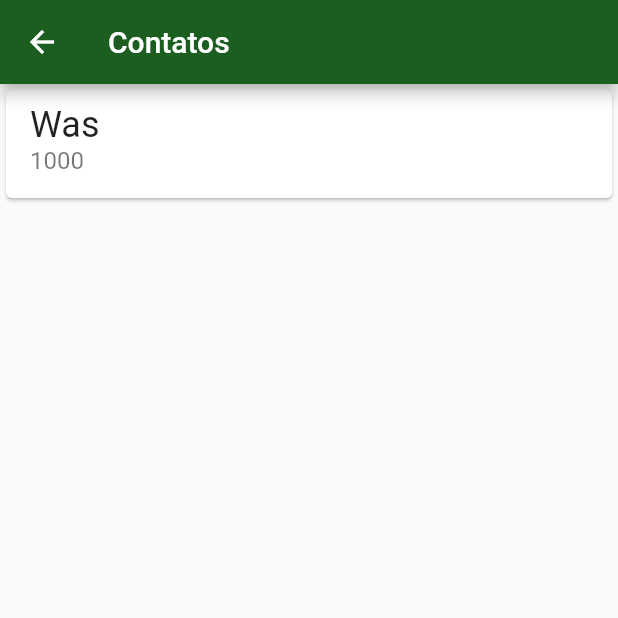
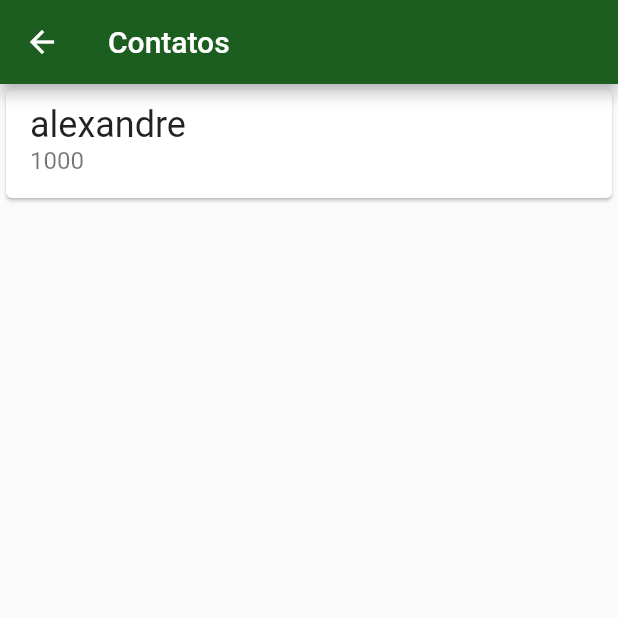
Before and after one commit to wasgithub/flutter_persistencia, a Flutter app: the ContactsList screen opened directly, on a phone screen of 412 x 824 dp, the top half of it. Run offline on Flutter 3.47's test engine with Material 2 defaults, Android fonts, the phone set to English and light mode, and no system bars; our stand-ins replace sqflite; accounts and stored records are empty.

Commit message:
feature: add states loading

```diff
--- a/lib/screens/contacts_list.dart
+++ b/lib/screens/contacts_list.dart
@@ -1,3 +1,5 @@
+import 'package:fluter_persistencia/database/app_database.dart';
+import 'package:fluter_persistencia/models/contact.dart';
 import 'package:fluter_persistencia/screens/contact_form.dart';
 import 'package:flutter/material.dart';
 
@@ -8,30 +10,72 @@ class ContactsList extends StatelessWidget {
         appBar: AppBar(
           title: Text('Contatos'),
         ),
-        body: ListView(
-          children: <Widget>[
-            Card(
-              child: ListTile(
-                title: Text(
-                  'Was',
-                  style: TextStyle(fontSize: 24),
-                ),
-                subtitle: Text(
-                  '1000',
-                  style: TextStyle(fontSize: 16),
-                ),
-              ),
-            )
-          ],
+        body: FutureBuilder(
+          future:
+              Future.delayed(Duration(seconds: 1)).then((value) => findAll()),
+          builder: (context, snapshot) {
+            switch (snapshot.connectionState) {
+              case ConnectionState.none:
+                break;
+              case ConnectionState.waiting:
+                return Center(
+                  child: Column(
+                    mainAxisAlignment: MainAxisAlignment.center,
+                    crossAxisAlignment: CrossAxisAlignment.center,
+                    children: [
+                      CircularProgressIndicator(),
+                      Text('Loading'),
+                    ],
+                  ),
+                );
+              case ConnectionState.active:
+                break;
+              case ConnectionState.done:
+                final List<Contact> contacts = snapshot.data as List<Contact>;
+                return ListView.builder(
+                  itemBuilder: (context, index) {
+                    final Contact contact = contacts[index];
+                    return _ContactItem(contact);
+                  },
+                  itemCount: contacts.length,
+                );
+            }
+            return Text('unknoun error');
+          },
         ),
         floatingActionButton: FloatingActionButton(
           child: Icon(Icons.add),
           onPressed: () {
             Navigator.of(context)
-                .push(
-                  MaterialPageRoute(builder: (context) => ContactForm(),)
-                ).then((newContact) => debugPrint(newContact.toString()),);
+                .push(MaterialPageRoute(
+                  builder: (context) => ContactForm(),
+                ))
+                .then(
+                  (newContact) => debugPrint(newContact.toString()),
+                );
           },
         ));
   }
 }
+
+class _ContactItem extends StatelessWidget {
+  final Contact contact;
+
+  _ContactItem(this.contact);
+
+  @override
+  Widget build(BuildContext context) {
+    return Card(
+      child: ListTile(
+        title: Text(
+          contact.name,
+          style: TextStyle(fontSize: 24),
+        ),
+        subtitle: Text(
+          contact.accountNumber.toString(),
+          style: TextStyle(fontSize: 16),
+        ),
+      ),
+    );
+  }
+}
```
